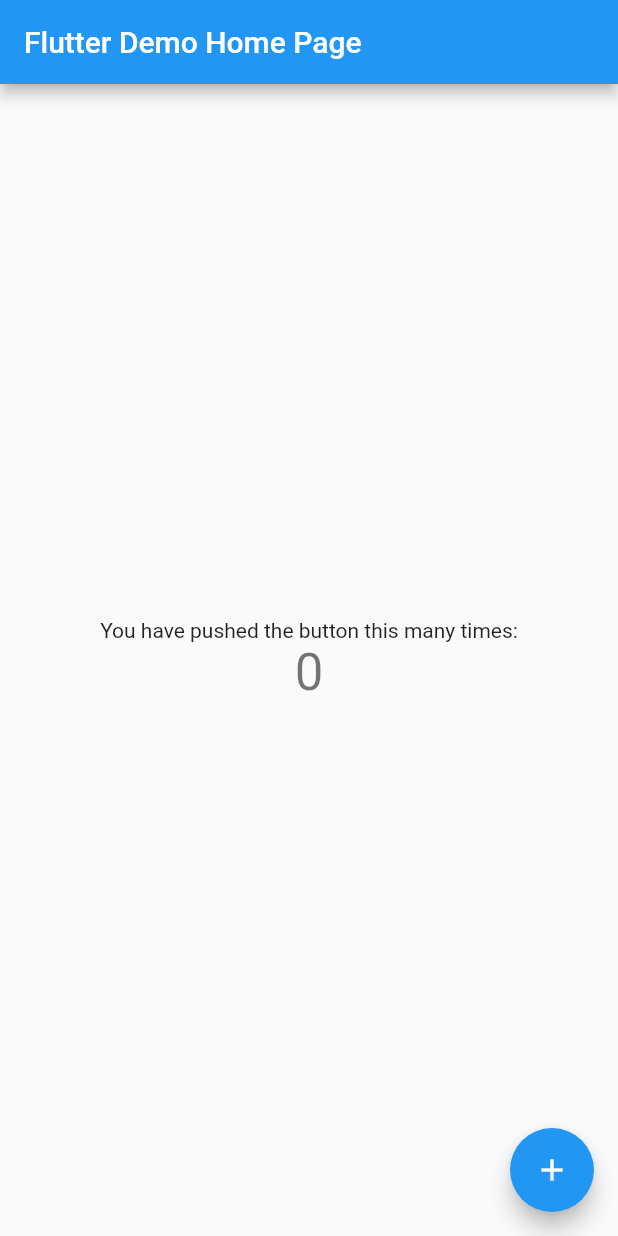
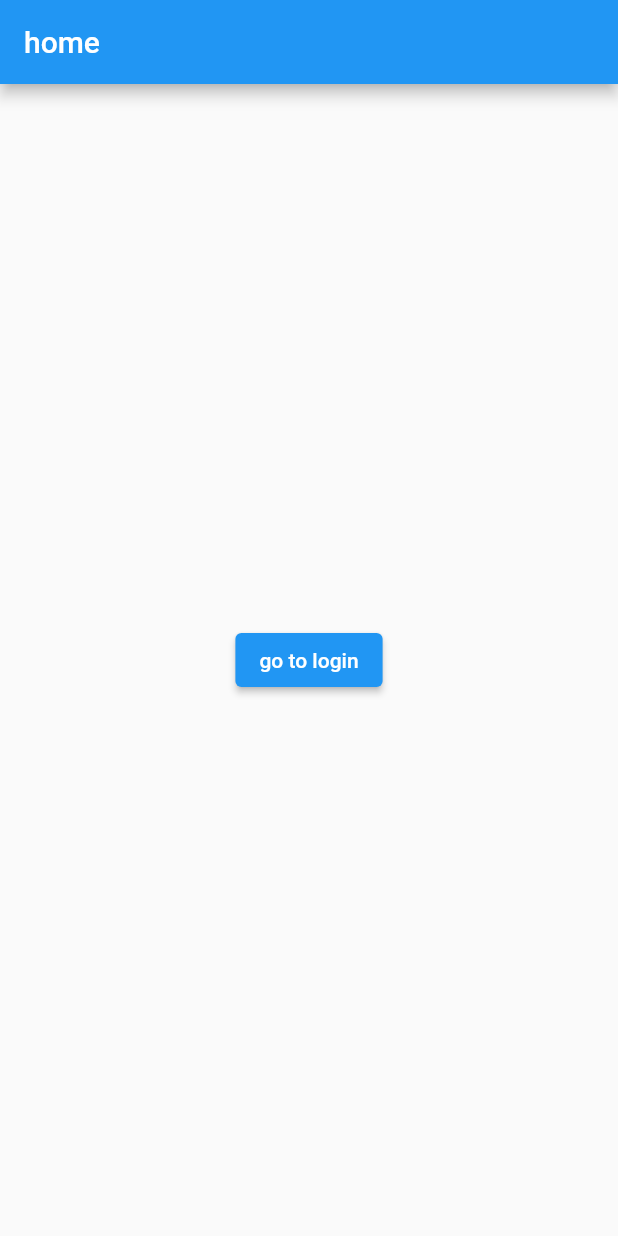
Before and after one commit to 1141943639/learn_flutter, a Flutter app: the screen it shows after launch, on a phone screen of 412 x 824 dp. Run offline on Flutter 3.47's test engine with Material 2 defaults, Android fonts, the phone set to English and light mode, and no system bars.

Commit message:
规划路由

```diff
--- a/lib/main.dart
+++ b/lib/main.dart
@@ -1,115 +1,97 @@
 import 'package:flutter/material.dart';
 
-void main() {
-  runApp(const MyApp());
-}
+void main() => runApp(const MyApp());
 
 class MyApp extends StatelessWidget {
-  const MyApp({super.key});
+  const MyApp({Key? key}) : super(key: key);
 
-  // This widget is the root of your application.
   @override
   Widget build(BuildContext context) {
     return MaterialApp(
-      title: 'Flutter Demo',
-      theme: ThemeData(
-        // This is the theme of your application.
-        //
-        // Try running your application with "flutter run". You'll see the
-        // application has a blue toolbar. Then, without quitting the app, try
-        // changing the primarySwatch below to Colors.green and then invoke
-        // "hot reload" (press "r" in the console where you ran "flutter run",
-        // or simply save your changes to "hot reload" in a Flutter IDE).
-        // Notice that the counter didn't reset back to zero; the application
-        // is not restarted.
-        primarySwatch: Colors.blue,
-      ),
-      home: const MyHomePage(title: 'Flutter Demo Home Page'),
+      onGenerateRoute: (RouteSettings settings) {
+        return MaterialPageRoute(builder: (context) {
+          switch (settings.name) {
+            case '/':
+              return const HomePage();
+            case 'login':
+              return const LoginPage();
+            default:
+              return const NotFound();
+          }
+        });
+      },
     );
   }
 }
 
-class MyHomePage extends StatefulWidget {
-  const MyHomePage({super.key, required this.title});
-
-  // This widget is the home page of your application. It is stateful, meaning
-  // that it has a State object (defined below) that contains fields that affect
-  // how it looks.
-
-  // This class is the configuration for the state. It holds the values (in this
-  // case the title) provided by the parent (in this case the App widget) and
-  // used by the build method of the State. Fields in a Widget subclass are
-  // always marked "final".
-
-  final String title;
+class HomePage extends StatefulWidget {
+  const HomePage({Key? key}) : super(key: key);
 
   @override
-  State<MyHomePage> createState() => _MyHomePageState();
+  State<HomePage> createState() => _HomePageState();
 }
 
-class _MyHomePageState extends State<MyHomePage> {
-  int _counter = 0;
-
-  void _incrementCounter() {
-    setState(() {
-      // This call to setState tells the Flutter framework that something has
-      // changed in this State, which causes it to rerun the build method below
-      // so that the display can reflect the updated values. If we changed
-      // _counter without calling setState(), then the build method would not be
-      // called again, and so nothing would appear to happen.
-      _counter++;
-    });
-  }
-
+class _HomePageState extends State<HomePage> {
   @override
   Widget build(BuildContext context) {
-    // This method is rerun every time setState is called, for instance as done
-    // by the _incrementCounter method above.
-    //
-    // The Flutter framework has been optimized to make rerunning build methods
-    // fast, so that you can just rebuild anything that needs updating rather
-    // than having to individually change instances of widgets.
     return Scaffold(
-      appBar: AppBar(
-        // Here we take the value from the MyHomePage object that was created by
-        // the App.build method, and use it to set our appbar title.
-        title: Text(widget.title),
-      ),
       body: Center(
-        // Center is a layout widget. It takes a single child and positions it
-        // in the middle of the parent.
         child: Column(
-          // Column is also a layout widget. It takes a list of children and
-          // arranges them vertically. By default, it sizes itself to fit its
-          // children horizontally, and tries to be as tall as its parent.
-          //
-          // Invoke "debug painting" (press "p" in the console, choose the
-          // "Toggle Debug Paint" action from the Flutter Inspector in Android
-          // Studio, or the "Toggle Debug Paint" command in Visual Studio Code)
-          // to see the wireframe for each widget.
-          //
-          // Column has various properties to control how it sizes itself and
-          // how it positions its children. Here we use mainAxisAlignment to
-          // center the children vertically; the main axis here is the vertical
-          // axis because Columns are vertical (the cross axis would be
-          // horizontal).
           mainAxisAlignment: MainAxisAlignment.center,
-          children: <Widget>[
-            const Text(
-              'You have pushed the button this many times:',
-            ),
-            Text(
-              '$_counter',
-              style: Theme.of(context).textTheme.headlineMedium,
-            ),
+          children: [
+            ElevatedButton(
+                onPressed: () {
+                  Navigator.pushNamed(context, 'login');
+                },
+                child: const Text('go to login'))
           ],
         ),
       ),
-      floatingActionButton: FloatingActionButton(
-        onPressed: _incrementCounter,
-        tooltip: 'Increment',
-        child: const Icon(Icons.add),
-      ), // This trailing comma makes auto-formatting nicer for build methods.
+      appBar: AppBar(
+        title: const Text('home'),
+      ),
     );
   }
 }
+
+class NotFound extends StatefulWidget {
+  const NotFound({Key? key}) : super(key: key);
+
+  @override
+  State<NotFound> createState() => _NotFoundState();
+}
+
+class _NotFoundState extends State<NotFound> {
+  @override
+  Widget build(BuildContext context) {
+    return Scaffold(
+      body: const Center(
+        child: Text('404 Not Found'),
+      ),
+      appBar: AppBar(
+        title: const Text('404 Not Found'),
+      ),
+    );
+  }
+}
+
+class LoginPage extends StatefulWidget {
+  const LoginPage({Key? key}) : super(key: key);
+
+  @override
+  State<LoginPage> createState() => _LoginPageState();
+}
+
+class _LoginPageState extends State<LoginPage> {
+  @override
+  Widget build(BuildContext context) {
+    return Scaffold(
+      body: const Center(
+        child: Text('login page'),
+      ),
+      appBar: AppBar(
+        title: const Text('login page'),
+      ),
+    );
+  }
+}
```
